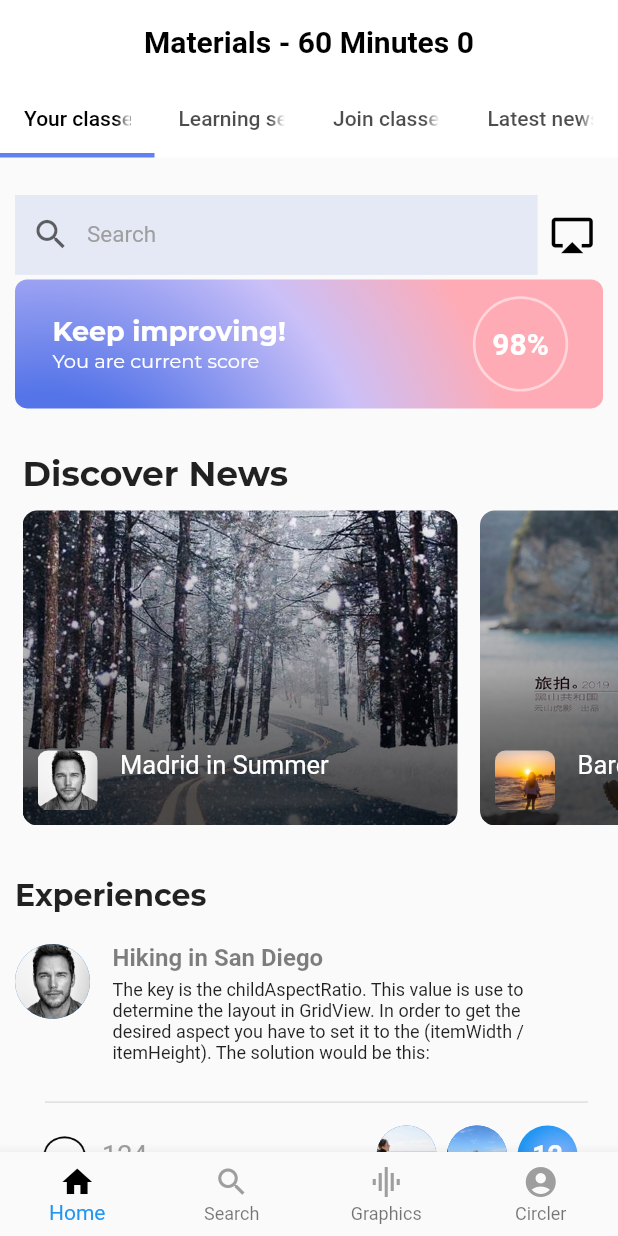
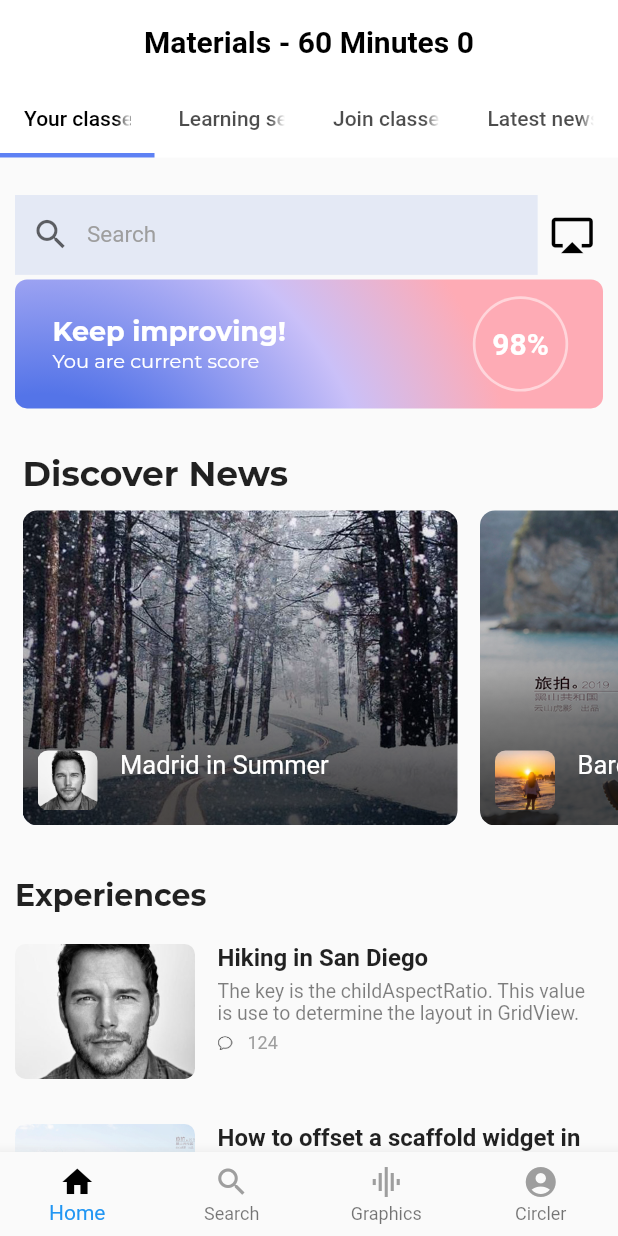
Before and after one commit to 1166544/flutter_travel, a Flutter app: the screen it shows after launch, on a phone screen of 412 x 824 dp. Run offline on Flutter 3.47's test engine with Material 2 defaults, Android fonts, the phone set to English and light mode, and no system bars; our stand-ins replace dio, flutter_redux, photo_view, redux; network calls fail; statements that could not run were skipped; project files that could hold a hidden picture were left out.

Commit message:
feat: add news layout

```diff
--- a/lib/pages/modules/circler/views/CirclerList.dart
+++ b/lib/pages/modules/circler/views/CirclerList.dart
@@ -69,55 +69,48 @@ class CirclerList extends StatelessWidget {
 			Row(
 				crossAxisAlignment: CrossAxisAlignment.start,
 				children: <Widget>[
-				CircleAvatar(
-				backgroundImage: AssetImage(avataUrl),
-				radius: 25.0,
+					Container(
+						width: 120.0,
+						height: 90.0,
+						decoration: BoxDecoration(
+						image: DecorationImage(
+							image:AssetImage(avataUrl),
+							fit: BoxFit.cover),
+							borderRadius: BorderRadius.all(Radius.circular(7.0))
+						)
 					),
 					SizedBox(width: 15.0),
 					Column(
 						children: <Widget>[
 							Container(
-					width: MediaQuery.of(context).size.width - 100,
+								width: MediaQuery.of(context).size.width - 160,
 								child: Text(chatTitle,
 									maxLines: 2,
 									softWrap: true,
 									style: TextStyle(
 										fontSize: 16.0,
-							color: Colors.black87.withOpacity(0.5),
+										color: Colors.black87,
 										fontWeight: FontWeight.bold)),
 							),
 							SizedBox(height: 5.0),
 							Container(
-					width: MediaQuery.of(context).size.width - 100,
+								width: MediaQuery.of(context).size.width - 160,
 								child: Text(chatDesc,
-						maxLines: 5,
+									maxLines: 2,
 									softWrap: true,
-						style: TextStyle(fontSize: 12.0)),
+									style: TextStyle(
+										fontSize: 13.0,
+										color: Colors.black87.withOpacity(0.5)
+									)),
 							),
-				],
-				)
-			],
-			),
-
-			// 第2行 分隔线
-			Padding(
-			padding: EdgeInsets.fromLTRB(20.0, 25.0, 20.0, 0.0),
-			child: Container(
-				width: MediaQuery.of(context).size.width,
-				height: 1.0,
-				decoration: BoxDecoration(
-					color: Colors.grey.withOpacity(0.3), shape: BoxShape.rectangle),
-			),
-			),
-
-			// 第3行点赞区
-			Padding(
-			padding: EdgeInsets.fromLTRB(18.0, 15.0, 27.0, 40.0),
+							SizedBox(height: 5.0),
+							Container(
+								width: MediaQuery.of(context).size.width - 160,
 								child: Row(
 								children: <Widget>[
 										Container(
-					width: 30.0,
-					height: 30.0,
+											width: 10.0,
+											height: 10.0,
 											decoration: BoxDecoration(
 											image: DecorationImage(
 												image: AssetImage('assets/speechbubble.png'),
@@ -126,48 +119,16 @@ class CirclerList extends StatelessWidget {
 										),
 										SizedBox(width: 10.0),
 										Text(chatNum.toString(),
-					style: TextStyle(color: Colors.grey, fontSize: 18.0)),
+											style: TextStyle(color: Colors.grey, fontSize: 12.0)),
 										Spacer(),
-				CircleAvatar(
-					backgroundImage: AssetImage(chapter1Url),
-					radius: 20.0,
-				),
-				SizedBox(width: 7.0),
-				CircleAvatar(
-					backgroundImage: AssetImage(chapter2Url),
-					radius: 20.0,
-				),
-				SizedBox(width: 7.0),
-				Container(
-					width: 40.0,
-					height: 40.0,
-					decoration: BoxDecoration(
-						color: Colors.blueAccent,
-						borderRadius: BorderRadius.circular(50.0),
-						gradient: RadialGradient(
-							center: Alignment(0.4, 0.3),
-							radius: 0.7,
-							colors: [
-							Colors.blueAccent.withOpacity(0.5),
-							Colors.blue
-							],
-							stops: [
-							0.0,
-							0.99
-							]),
-						shape: BoxShape.rectangle),
-					child: Center(
-					child: Text(favNum.toString(),
-						style: TextStyle(
-							fontSize: 18.0,
-							fontWeight: FontWeight.bold,
-							color: Colors.white)),
-					),
-				)
 									],
 								),
 							)
 						],
+					)
+				],
+			),
+		],
 		);
 	}
 }
```
Lines whose indentation alone changed are shown as unchanged.
